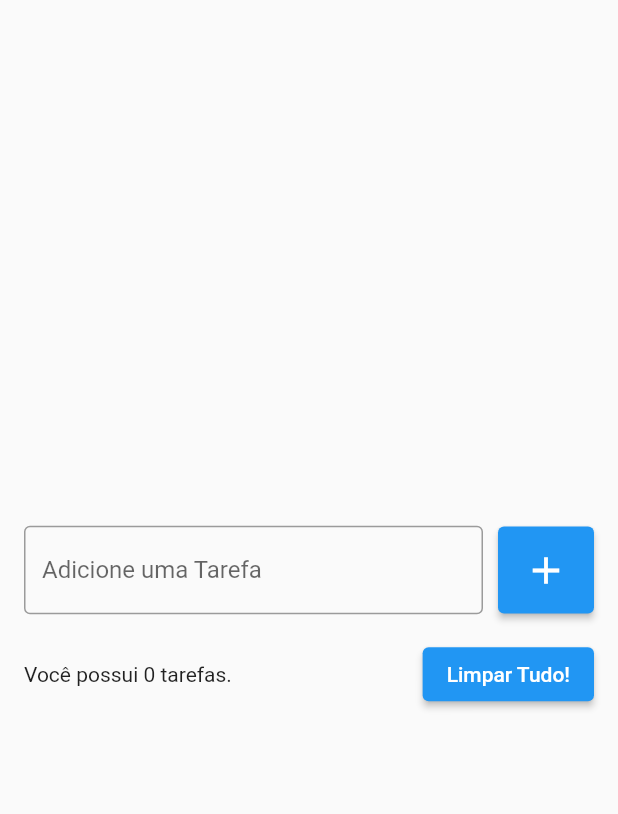
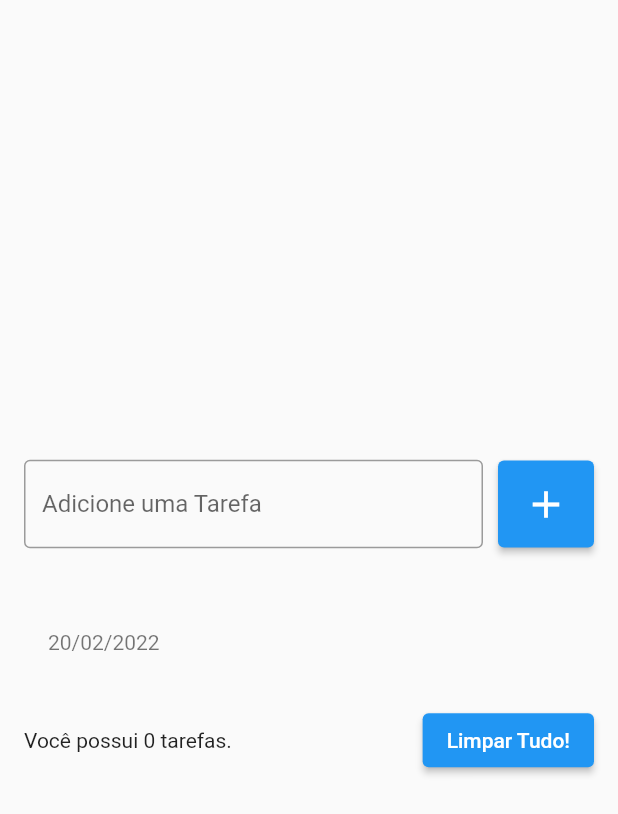
Before and after one commit to devlucaspl/lista_de_tarefas, a Flutter app: the screen it shows after launch, after a tap on the "add" icon, on a phone screen of 412 x 824 dp. Shown: the top 814 px of the screen. Run offline on Flutter 3.47's test engine with Material 2 defaults, Android fonts, the phone set to English and light mode, and no system bars.

Commit message:
Estudando sobre Listview, Flexible e shrinkWrap.

```diff
--- a/lib/pages/todo_list_page.dart
+++ b/lib/pages/todo_list_page.dart
@@ -1,7 +1,16 @@
 import 'package:flutter/material.dart';
 
-class TodoListPage extends StatelessWidget {
- const TodoListPage({Key? key}) : super(key: key);
+class TodoListPage extends StatefulWidget {
+ TodoListPage({Key? key}) : super(key: key);
+
+  @override
+  State<TodoListPage> createState() => _TodoListPageState();
+}
+
+class _TodoListPageState extends State<TodoListPage> {
+ List<String> todos = [];
+
+ final TextEditingController todoController = TextEditingController();
 
   @override
   Widget build(BuildContext context) {
@@ -16,6 +25,7 @@
                 children: [
                   Expanded(
                     child: TextField(
+                      controller: todoController,
                       decoration: InputDecoration(
                         border: OutlineInputBorder(),
                         labelText: 'Adicione uma Tarefa',
@@ -24,7 +34,13 @@
                   ),
                   SizedBox(width: 10),
                   ElevatedButton(
-                    onPressed: () {},
+                    onPressed: () {
+                      String text = todoController.text;
+                      setState(() {
+                        todos.add(text);
+                      });
+                      todoController.clear();
+                    },
                     style: ElevatedButton.styleFrom(
                       padding: EdgeInsets.all(14),
                     ),
@@ -34,6 +50,19 @@
                     ),
                   )
                 ],
+              ),
+              SizedBox(height: 16),
+              Flexible(
+                child: ListView(
+                  shrinkWrap: true,
+                  children: [
+                   for(String todo in todos)
+                    ListTile(
+                     title: Text(todo),
+                     subtitle: Text('20/02/2022'),
+                   ),
+                  ],
+                ),
               ),
               SizedBox(height: 16),
               Row(
```
